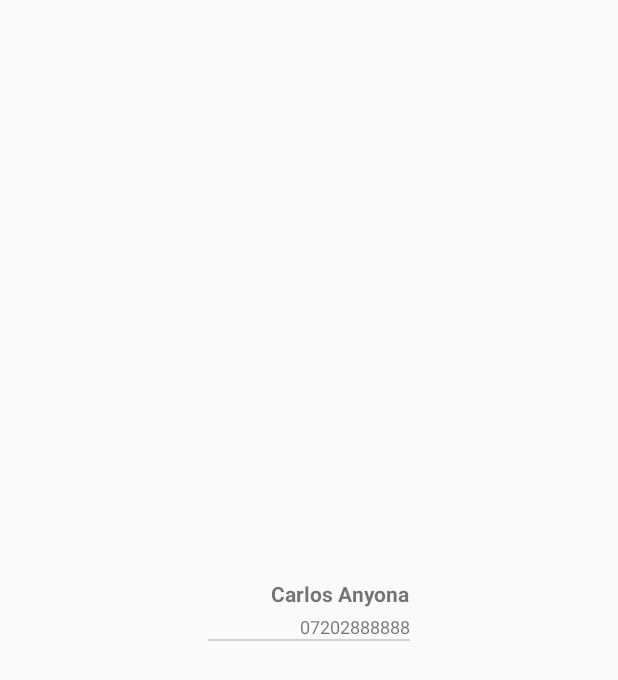
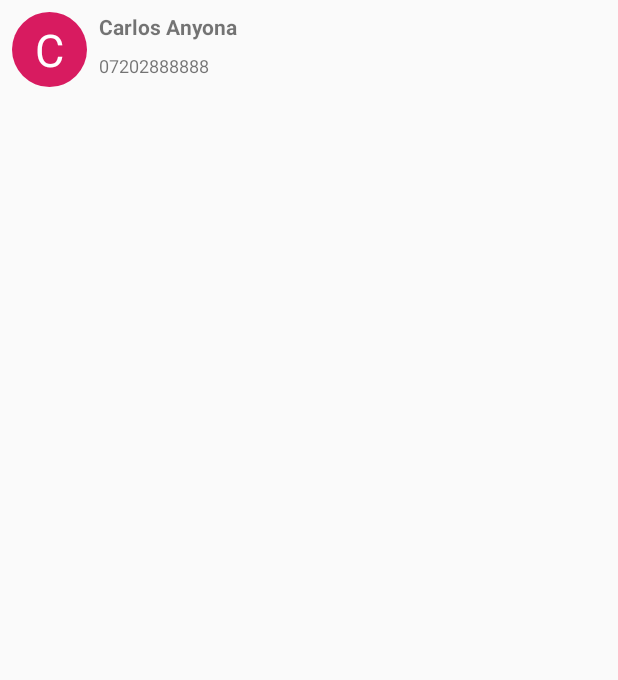
Before and after one commit to carloscj6/Text, an Android app: the layout recipients_view.xml on its own in the app's theme, with its tools: preview values and no code run, on a phone screen of 412 x 824 dp. Shown: the top 680 px of the screen. Run offline under Robolectric (Android 15) with nearby library versions, the phone set to English and light mode, and no system bars.

Commit message:
sanitized recipients and fixed bugs

```diff
--- a/app/src/main/java/com/revosleap/text/adapters/RecipientAdapter.kt
+++ b/app/src/main/java/com/revosleap/text/adapters/RecipientAdapter.kt
@@ -32,10 +32,12 @@ class RecipientAdapter : RecyclerView.Adapter<RecipientAdapter.RecipientViewHold
     class RecipientViewHolder(itemView: View) : RecyclerView.ViewHolder(itemView) {
         private val name = itemView.findViewById<TextView>(R.id.textViewRecipientName)
         private val number = itemView.findViewById<TextView>(R.id.textViewRecipientNumber)
+        private val initial= itemView.findViewById<TextView>(R.id.textViewFL)
 
         fun bind(contacts: Contacts) {
             name.text = contacts.contactName
             number.text = contacts.phoneNumber
+            initial.text= contacts.contactName?.get(0).toString()
         }
     }
 }
--- a/app/src/main/res/drawable/circular_bg.xml
+++ b/app/src/main/res/drawable/circular_bg.xml
@@ -1,4 +1,6 @@
 <?xml version="1.0" encoding="utf-8"?>
-<selector xmlns:android="http://schemas.android.com/apk/res/android">
-
-</selector>
+<shape android:shape="rectangle" xmlns:android="http://schemas.android.com/apk/res/android">
+<size android:height="50dp" android:width="50dp"/>
+    <corners android:radius="25dp"/>
+    <solid android:color="@color/colorAccent"/>
+</shape>
--- a/app/src/main/res/layout/recipients_view.xml
+++ b/app/src/main/res/layout/recipients_view.xml
@@ -1,38 +1,49 @@
 <?xml version="1.0" encoding="utf-8"?>
 <android.support.constraint.ConstraintLayout xmlns:android="http://schemas.android.com/apk/res/android"
-    android:layout_width="wrap_content"
+    xmlns:app="http://schemas.android.com/apk/res-auto"
+    xmlns:tools="http://schemas.android.com/tools"
+    android:layout_width="match_parent"
     android:layout_height="wrap_content"
-    xmlns:tools="http://schemas.android.com/tools"
-    android:layout_marginBottom="5dp"
-    android:minWidth="135dp"
-    android:layout_gravity="center"
-    xmlns:app="http://schemas.android.com/apk/res-auto">
+    android:layout_marginBottom="5dp">
+
     <TextView
+        android:id="@+id/textViewFL"
         android:layout_width="wrap_content"
         android:layout_height="wrap_content"
+        android:layout_margin="8dp"
+        android:background="@drawable/circular_bg"
+        android:gravity="center"
+        android:textSize="30sp"
+        android:textColor="@android:color/white"
+        app:layout_constraintBottom_toBottomOf="parent"
+        app:layout_constraintStart_toStartOf="parent"
+        app:layout_constraintTop_toTopOf="parent"
+        tools:text="C" />
+
+    <TextView
         android:id="@+id/textViewRecipientName"
-        tools:text="Carlos Anyona"
-        app:layout_constraintEnd_toEndOf="parent"
-        app:layout_constraintTop_toTopOf="parent"
-        android:textStyle="bold"/>
-    <TextView
-        android:autoLink="phone"
-        tools:text="07202888888"
         android:layout_width="wrap_content"
         android:layout_height="wrap_content"
+        android:layout_marginStart="8dp"
+        android:layout_marginTop="8dp"
+        android:layout_marginEnd="8dp"
+        android:textStyle="bold"
+        app:layout_constraintStart_toEndOf="@id/textViewFL"
+        app:layout_constraintTop_toTopOf="parent"
+        tools:text="Carlos Anyona" />
+
+    <TextView
         android:id="@+id/textViewRecipientNumber"
-        app:layout_constraintEnd_toEndOf="parent"
+        android:layout_width="wrap_content"
+        android:layout_height="wrap_content"
+        android:layout_marginStart="8dp"
+        android:layout_marginTop="8dp"
+        android:layout_marginEnd="8dp"
+        android:autoLink="phone"
+        android:textSize="12sp"
+        app:layout_constraintStart_toEndOf="@id/textViewFL"
         app:layout_constraintTop_toBottomOf="@id/textViewRecipientName"
-        android:layout_marginTop="4dp"
-        android:textSize="12sp"/>
-    <View
-        android:alpha=".5"
-        android:layout_width="0dp"
-        android:layout_height="1dp"
-        app:layout_constraintStart_toStartOf="parent"
-        app:layout_constraintEnd_toEndOf="parent"
-        android:background="@android:color/darker_gray"
-        app:layout_constraintTop_toBottomOf="@id/textViewRecipientNumber"/>
+        tools:text="07202888888" />
 
 
 </android.support.constraint.ConstraintLayout>
```
Also changed, not shown: app/src/main/java/com/revosleap/text/activities/MainActivity.kt (+10 -8 lines), app/src/main/java/com/revosleap/text/adapters/SendingAdapter.kt (+30 -19 lines), app/src/main/java/com/revosleap/text/dialogs/SentRecipients.kt (+12 -7 lines), app/src/main/res/layout/sent_recipients_dialog.xml (+6 -15 lines).
